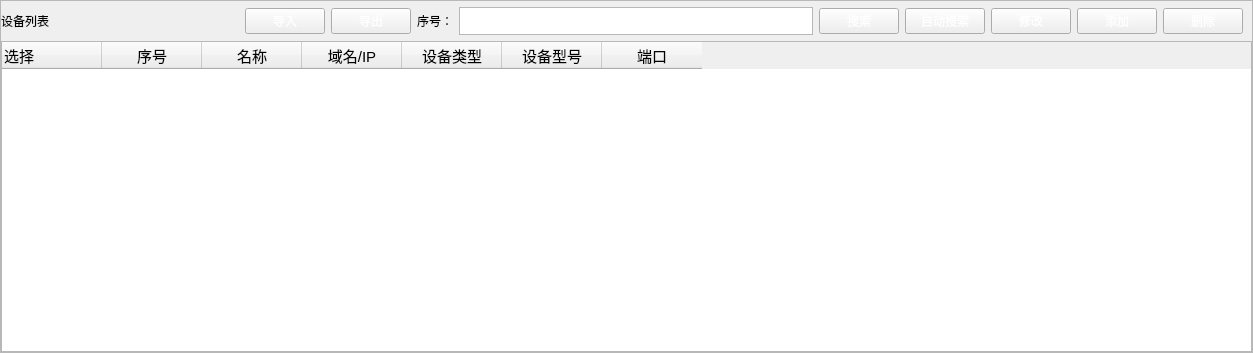
Qt form maincontent/controlwidget/tablecontrol/tablecontrol.ui (liu-xiu/monitor) before a commit.
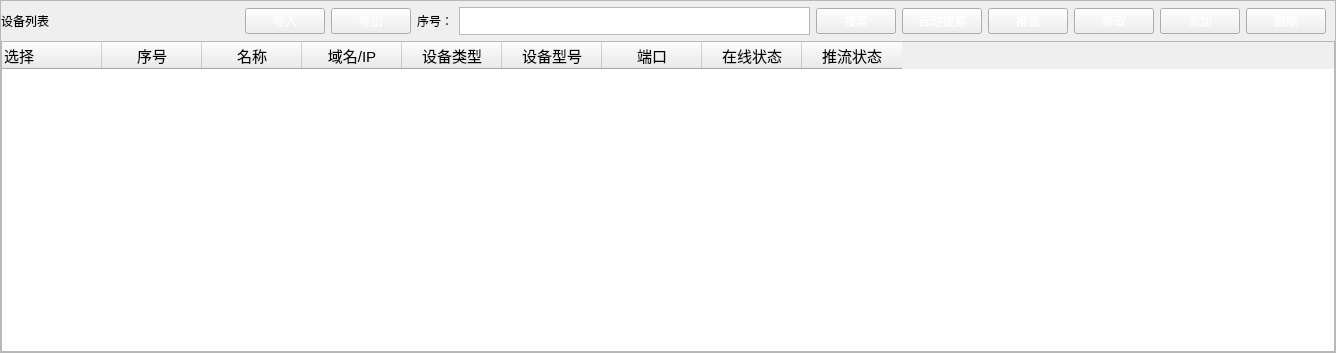
The same form after that commit.

Diff of the .ui file:
```diff
--- a/maincontent/controlwidget/tablecontrol/tablecontrol.ui
+++ b/maincontent/controlwidget/tablecontrol/tablecontrol.ui
@@ -6,7 +6,7 @@
    <rect>
     <x>0</x>
     <y>0</y>
-    <width>1253</width>
+    <width>1336</width>
     <height>353</height>
    </rect>
   </property>
@@ -150,6 +150,16 @@
            </property>
           </widget>
          </item>
+         <item>
+          <widget class="QPushButton" name="pBn_UpLoad">
+           <property name="styleSheet">
+            <string notr="true">color: rgb(255, 255, 255);</string>
+           </property>
+           <property name="text">
+            <string>推流</string>
+           </property>
+          </widget>
+         </item>
          <item>
           <widget class="QPushButton" name="pBn_Edit">
            <property name="styleSheet">
@@ -261,6 +271,26 @@
           </font>
          </property>
         </column>
+        <column>
+         <property name="text">
+          <string>在线状态</string>
+         </property>
+         <property name="font">
+          <font>
+           <pointsize>11</pointsize>
+          </font>
+         </property>
+        </column>
+        <column>
+         <property name="text">
+          <string>推流状态</string>
+         </property>
+         <property name="font">
+          <font>
+           <pointsize>11</pointsize>
+          </font>
+         </property>
+        </column>
        </widget>
       </item>
      </layout>
```
